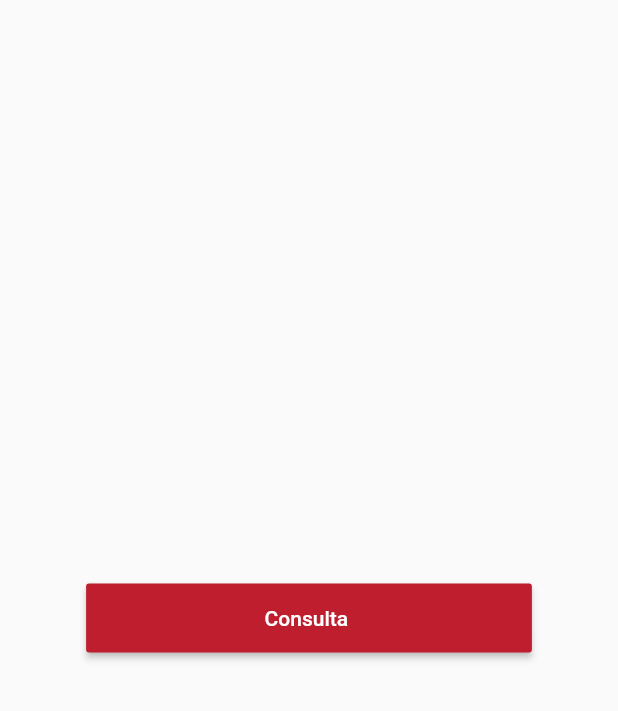
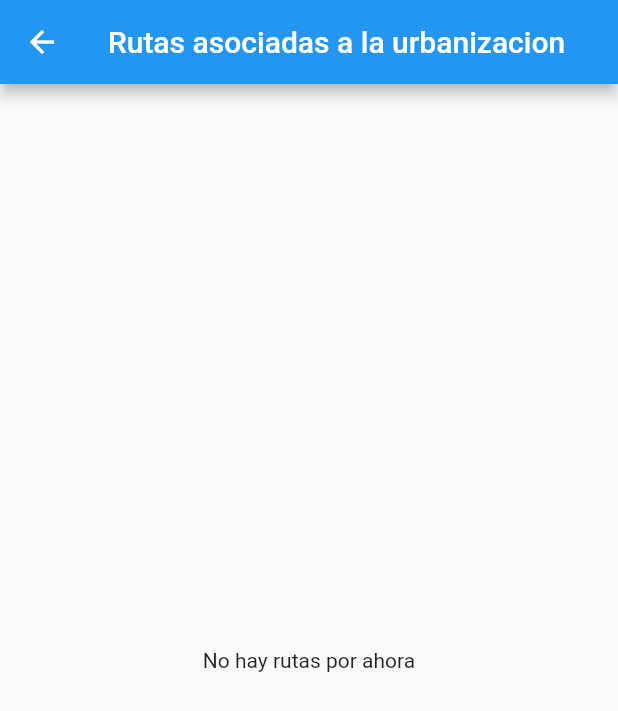
Before and after one commit to SantiagoRTI/carpooling-independiente-pasajero, a Flutter app: the HomePassenger screen opened by its route, on a phone screen of 412 x 824 dp. Shown: the top 711 px of the screen. Run offline on Flutter 3.47's test engine with Material 2 defaults, Android fonts, the phone set to English and light mode, and no system bars; our stand-ins replace shared_preferences; accounts and stored records are empty.

Commit message:
traer la informaicon de las rutas

```diff
--- a/lib/main.dart
+++ b/lib/main.dart
@@ -1,4 +1,5 @@
 // ignore_for_file: sort_child_properties_last
+import 'package:caarpoling_independiente/pages/ServiceInfo.dart';
 import 'package:flutter/material.dart';
 import 'pages/HomePassenger.dart';
 import 'pages/LoginPassenger.dart';
@@ -16,8 +17,10 @@ class MiApp extends StatelessWidget {
       title: "Carpooling indenpendiente",
       home: const LoginPage(),
       routes: <String, WidgetBuilder>{
+
         "/HomePassenger":(BuildContext context)=>   HomePassenger(),
-        "/LoginPage":(BuildContext context)=>  LoginPage()
+        "/LoginPage":(BuildContext context)=>  LoginPage(),
+        "/ServiceInfo":(BuildContext context)=>  DetalleRuta(nombreRuta: "",)
       },
     );
   }
--- a/lib/pages/HomePassenger.dart
+++ b/lib/pages/HomePassenger.dart
@@ -1,39 +1,56 @@
-// ignore_for_file: file_names
-
+import 'package:caarpoling_independiente/controler/class/reques_response.dart';
+import 'package:caarpoling_independiente/widgets/widgetsHome.dart';
 import 'package:flutter/material.dart';
 import 'package:caarpoling_independiente/controler/LogicHome.dart';
 
-class HomePassenger extends StatefulWidget {
-  const HomePassenger({super.key});
-  @override
-  State<HomePassenger> createState() => _HomePassengerState();
-}
+// ignore: must_be_immutable
+class HomePassenger extends StatelessWidget {
+  HomePassenger({super.key});
 
-class _HomePassengerState extends State<HomePassenger> {
+  var refreshKey=GlobalKey<RefreshIndicatorState>();
   @override
   Widget build(BuildContext context) {
     return Scaffold(
-      body: Center(
-        child: Column(
-          mainAxisAlignment: MainAxisAlignment.center,
-          children: <Widget>[
-            MaterialButton(
-              padding: const EdgeInsets.symmetric(horizontal: 119, vertical: 15,),
-              color: const Color.fromRGBO(190, 30, 45, 1),
-              child: const Text("Consulta ", style: TextStyle(color: Colors.white),),
-              onPressed: () async {
-                await(RoutesUrbanization());
-              },
-            ),
-          ],
+      appBar: AppBar(title: const Text("Rutas asociadas a la urbanizacion")),
+      body: RefreshIndicator(
+        key: refreshKey,
+        onRefresh: refreshList,
+        child: Center(
+          child: FutureBuilder<List<RoutesUrban>>(
+            future: RoutesUrbanization(),
+            builder: (context, snapshot) {
+              if (snapshot.hasData) {
+                final routes = snapshot.data!;
+                return buildRoutes(routes);
+              } else {
+                return const Text("No hay rutas por ahora");
+              }
+            },
+          ),
         ),
-      )
+      ),
     );
+  }
+  Future<void> refreshList() async{
+    refreshKey.currentState?.show(atTop: false);
+    await Future.delayed(Duration(seconds: 1));
+
   }
 }
 
+
+
+//
 // ignore: non_constant_identifier_names
 
+
+// List<RoutesUrban>? routes = await RoutesUrbanization();
+                  // if (routes != null && routes.isNotEmpty) {
+                  //   String finalAddress = routes[0].description; // Obtén el "finalAddress" del primer elemento
+                  //   print('Final Address: $finalAddress');
+                  // } else {
+                  //   print('La respuesta es nula o la lista está vacía'); // Maneja los casos en que la respuesta sea nula o la lista esté vacía (error).
+                  // }
 
 // const Text("Bienvenido"),
 
--- a/lib/pages/LoginPassenger.dart
+++ b/lib/pages/LoginPassenger.dart
@@ -64,7 +64,7 @@ class _LoginPageState extends State<LoginPage> {
           children: [
             Column( //Widgets la pantalla de login
               children: <Widget>[
-                Container(height: 60,),
+                Container(height: 30,),
                 Center(
                   child: Container( //contenedor que contiene el logo
                   height: 300,
@@ -110,10 +110,10 @@ class _LoginPageState extends State<LoginPage> {
                   _isObscure = !_isObscure;
                   });},),),)),
                 Container(
-                  margin: const EdgeInsets.all(30),
+                  margin: const EdgeInsets.all(20),
                   child: MaterialButton(
                   shape: RoundedRectangleBorder(borderRadius: BorderRadius.circular(12)),
-                  padding: const EdgeInsets.symmetric(horizontal: 130, vertical: 15,),
+                  padding: const EdgeInsets.symmetric(horizontal: 120, vertical: 15,),
                   color: const Color.fromRGBO(190, 30, 45, 1),
                   child: const Text("Ingresar",
                   style: TextStyle(fontSize: 20, color: Colors.white),
```
Also changed, not shown: lib/Controler/LogicHome.dart (+11 -23 lines), lib/pages/ServiceInfo.dart (added, +25 -0 lines), lib/widgets/widgetsHome.dart (added, +45 -0 lines).
